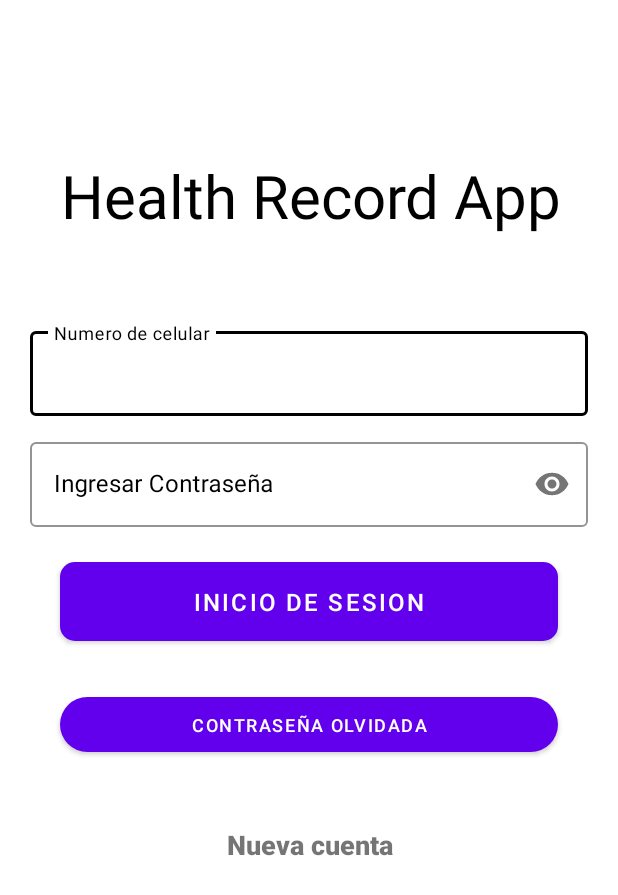
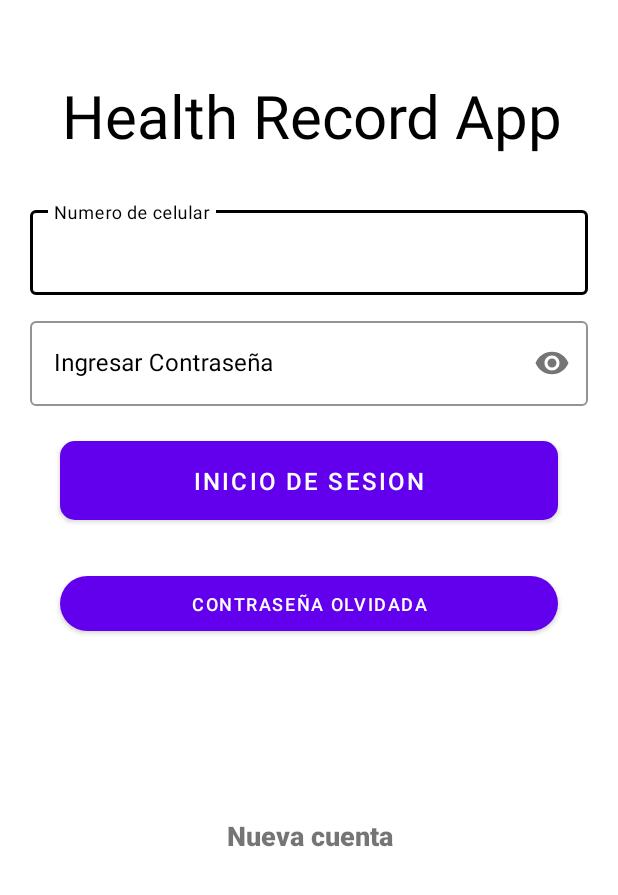
Before and after one commit to Alfonso-SM/Arq.-y-Dise-o-de-Software-2024, an Android app: the screen it shows after launch (Log_in), on a phone screen of 412 x 824 dp. Shown: the top 895 px of the screen. Run offline under Robolectric (Android 15) with nearby library versions, the phone set to English and light mode, and no system bars; our stand-ins replace Firebase (no records; nobody signed in at launch, a user with empty details on screens opened directly).

Commit message:
Fix login UI

```diff
--- a/app/src/main/res/layout/activity_log_in.xml
+++ b/app/src/main/res/layout/activity_log_in.xml
@@ -1,5 +1,5 @@
 <?xml version="1.0" encoding="utf-8"?>
-<ScrollView xmlns:android="http://schemas.android.com/apk/res/android"
+<androidx.constraintlayout.widget.ConstraintLayout xmlns:android="http://schemas.android.com/apk/res/android"
     xmlns:app="http://schemas.android.com/apk/res-auto"
     xmlns:tools="http://schemas.android.com/tools"
     android:layout_width="match_parent"
@@ -11,9 +11,9 @@
     <RelativeLayout
         android:layout_width="match_parent"
         android:layout_height="wrap_content"
+        android:layout_gravity="center"
         android:orientation="vertical"
-        android:layout_gravity="center"
-        >
+        tools:layout_editor_absoluteX="7dp">
 
 
         <TextView
@@ -23,9 +23,9 @@
             android:layout_alignParentStart="true"
             android:layout_alignParentTop="true"
             android:layout_alignParentEnd="true"
-            android:layout_marginStart="1dp"
-            android:layout_marginTop="88dp"
-            android:layout_marginEnd="-1dp"
+            android:layout_marginStart="2dp"
+            android:layout_marginTop="30dp"
+            android:layout_marginEnd="-2dp"
             android:layout_marginBottom="5dp"
             android:gravity="center"
             android:text="@string/app_name"
@@ -34,11 +34,12 @@
 
         <LinearLayout
             android:layout_width="match_parent"
-            android:layout_height="wrap_content"
-            android:layout_alignParentTop="true"
-            android:layout_marginTop="400dp"
+            android:layout_height="match_parent"
+            android:layout_alignTop="@+id/Login_Name"
+            android:layout_marginTop="200dp"
             android:layout_alignParentBottom="true"
             android:layout_centerVertical="true"
+            android:layout_marginBottom="0dp"
             android:orientation="vertical">
 
             <com.google.android.material.textfield.TextInputLayout
@@ -46,8 +47,8 @@
                 style="@style/Widget.MaterialComponents.TextInputLayout.OutlinedBox"
                 android:layout_width="match_parent"
                 android:layout_height="wrap_content"
+                android:layout_marginBottom="12sp"
                 android:hint="Numero de celular"
-                android:layout_marginBottom="12sp"
                 android:textColorHint="?attr/colorOnSecondary"
                 app:boxStrokeColor="?attr/colorOnSecondary"
                 app:hintTextColor="?attr/colorOnSecondary">
@@ -67,8 +68,8 @@
                 style="@style/Widget.MaterialComponents.TextInputLayout.OutlinedBox"
                 android:layout_width="match_parent"
                 android:layout_height="wrap_content"
+                android:layout_marginBottom="12sp"
                 android:hint="Ingresar Contraseña"
-                android:layout_marginBottom="12sp"
                 android:textColorHint="?attr/colorOnSecondary"
                 app:boxStrokeColor="?attr/colorOnSecondary"
                 app:hintTextColor="?attr/colorOnSecondary"
@@ -89,15 +90,15 @@
                 android:layout_width="match_parent"
                 android:layout_height="wrap_content"
                 android:layout_marginHorizontal="20sp"
-                android:paddingVertical="15sp"
                 android:layout_marginTop="5dp"
                 android:layout_marginBottom="5dp"
-                app:cornerRadius="10sp"
                 android:elevation="15sp"
+                android:onClick="LoginNext"
+                android:paddingVertical="15sp"
+                android:text="inicio de sesion"
+                android:textColor="@color/white"
                 android:textSize="16sp"
-                android:onClick="LoginNext"
-                android:text="inicio de sesion"
-                android:textColor="@color/white" />
+                app:cornerRadius="10sp" />
 
             <RelativeLayout
                 android:layout_width="match_parent"
@@ -117,14 +118,13 @@
                         android:id="@+id/Forget_pass"
                         android:layout_width="match_parent"
                         android:layout_height="wrap_content"
-                        app:cornerRadius="20sp"
+                        android:layout_marginHorizontal="20sp"
                         android:gravity="center"
+                        android:paddingVertical="10sp"
                         android:text="Contraseña olvidada"
-                        android:layout_marginHorizontal="20sp"
-                        android:paddingVertical="10sp"
                         android:textColor="@color/white"
                         android:textSize="12sp"
-                         />
+                        app:cornerRadius="20sp" />
 
                 </RelativeLayout>
             </RelativeLayout>
@@ -133,13 +133,14 @@
             <RelativeLayout
                 android:layout_width="match_parent"
                 android:layout_height="wrap_content"
-                android:layout_marginTop="10dp"
+                android:layout_marginTop="0dp"
                 android:elevation="8dp">
 
                 <TextView
                     android:layout_width="match_parent"
                     android:layout_height="match_parent"
                     android:layout_centerInParent="true"
+                    android:layout_marginTop="150dp"
                     android:fontFamily="sans-serif-black"
                     android:gravity="center"
                     android:text="Nueva cuenta"
@@ -148,7 +149,7 @@
                 <Button
                     android:id="@+id/Sign_up"
                     android:layout_width="match_parent"
-                    android:layout_height="match_parent"
+                    android:layout_height="156dp"
                     android:layout_gravity="center"
                     android:background="#00000000"
                     android:elevation="8dp"
@@ -160,4 +161,4 @@
 
         </LinearLayout>
     </RelativeLayout>
-</ScrollView>
+</androidx.constraintlayout.widget.ConstraintLayout>
```
